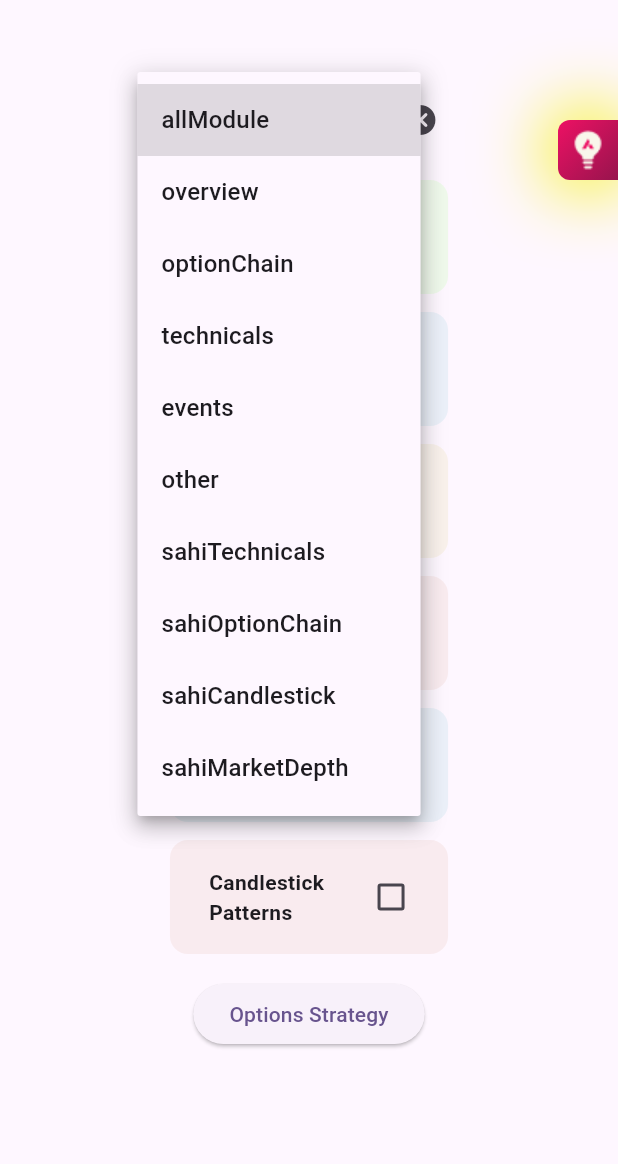
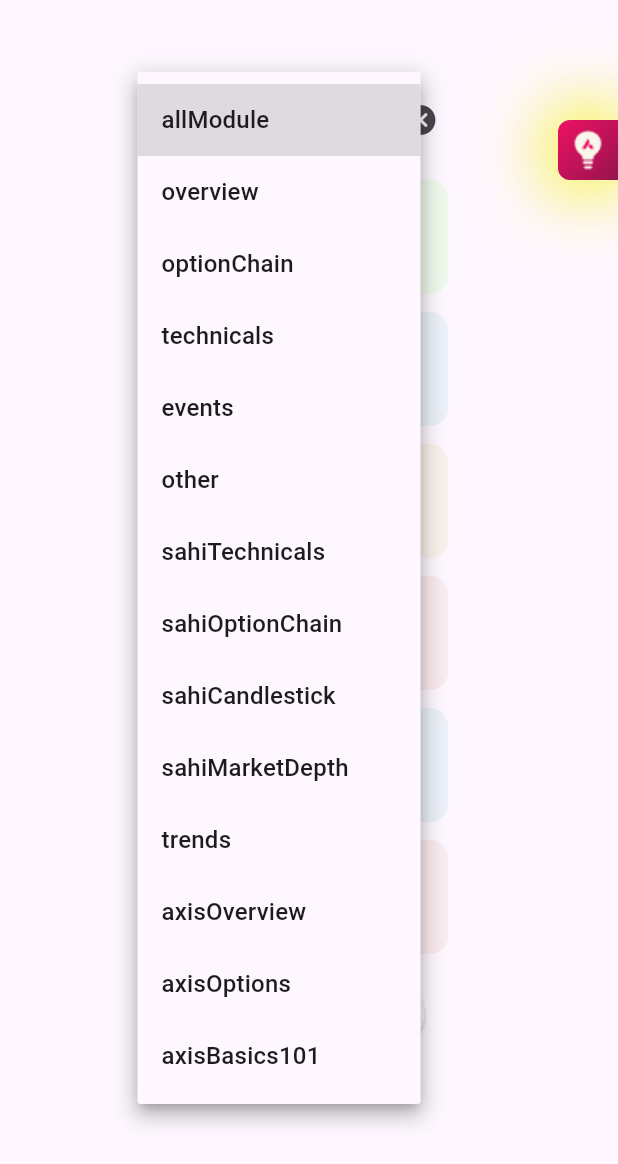
Before and after one commit to Tradeable/tradeable_flutter_sdk, a Flutter app: the screen it shows after launch, after a tap on the "arrow drop down" icon, on a phone screen of 412 x 824 dp. Shown: the top 1164 px of the screen. Run offline on Flutter 3.47's test engine with Material 3 defaults, Android fonts, the phone set to English and light mode, and no system bars; our stand-ins replace dio, lottie, shared_preferences, shimmer; missing offline and left inert: tradeable_learn_widget; network calls fail.

Commit message:
added new pages

```diff
--- a/lib/src/models/enums/page_types.dart
+++ b/lib/src/models/enums/page_types.dart
@@ -8,7 +8,11 @@ enum PageId {
   sahiTechnicals,
   sahiOptionChain,
   sahiCandlestick,
-  sahiMarketDepth
+  sahiMarketDepth,
+  trends,
+  axisOverview,
+  axisOptions,
+  axisBasics101
 }
 
 extension PageIdValue on PageId {
@@ -34,6 +38,14 @@ extension PageIdValue on PageId {
         return 16;
       case PageId.sahiMarketDepth:
         return 15;
+      case PageId.trends:
+        return 19;
+      case PageId.axisOverview:
+        return 20;
+      case PageId.axisOptions:
+        return 21;
+      case PageId.axisBasics101:
+        return 22;
     }
   }
 }
```
Also changed, not shown: lib/src/ui/pages/level_page.dart (+53 -1 lines).
